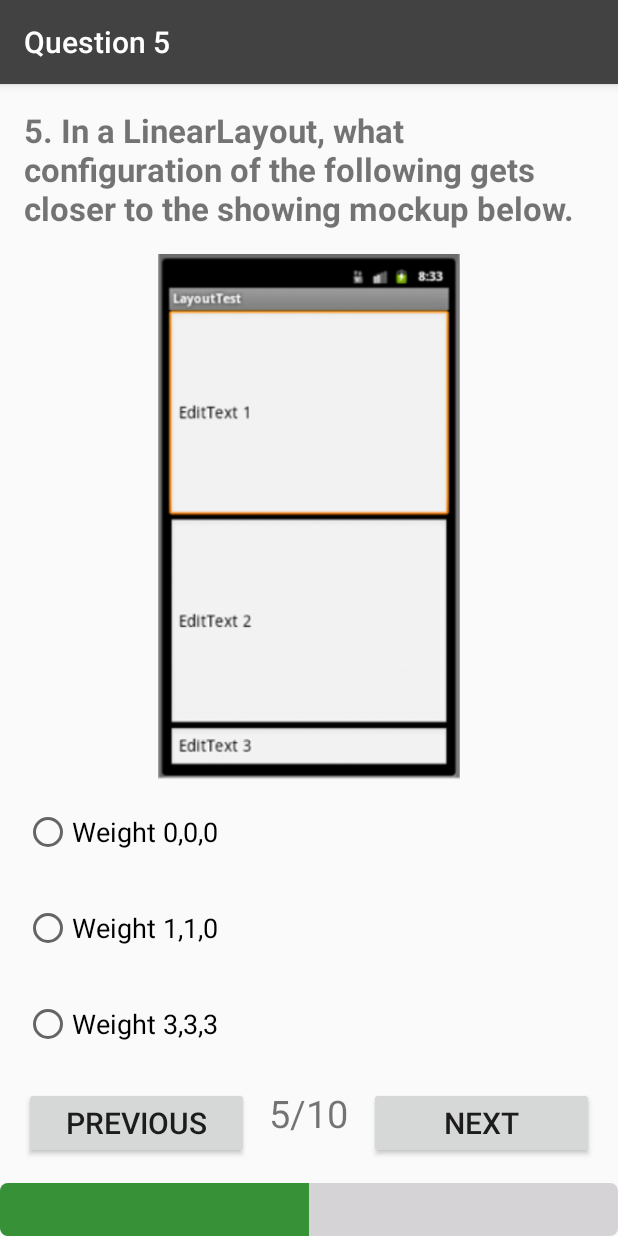
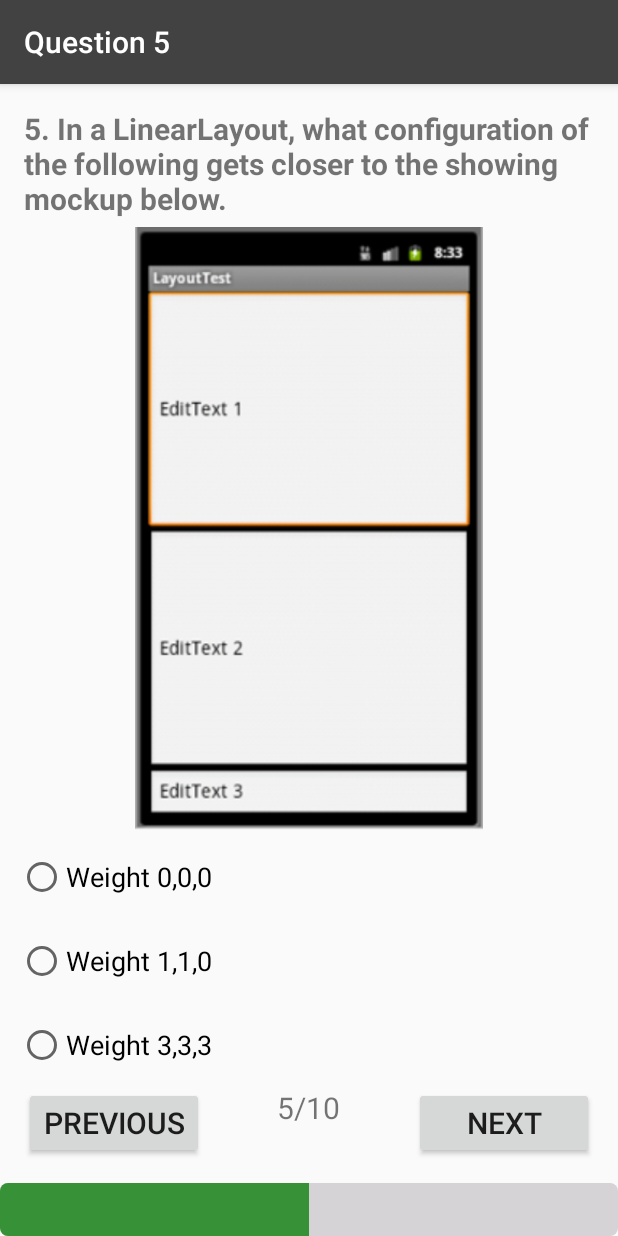
Before and after one commit to luyanez/Project3_QuizApp, an Android app: the Quest5_Activity screen opened directly, with no data from a screen before it, on a phone screen of 412 x 824 dp. Run offline under Robolectric (Android 15) with nearby library versions, the phone set to English and light mode, and no system bars.

Commit message:
Change dimensions to fit smaller devices.

```diff
--- a/app/src/main/AndroidManifest.xml
+++ b/app/src/main/AndroidManifest.xml
@@ -50,7 +50,7 @@
             android:label="@string/question10" />
         <activity
             android:name=".EndQuizActivity"
-            android:label="End Quiz App"></activity>
+            android:label="@string/EndQuizApp"></activity>
     </application>
 
 </manifest>
--- a/app/src/main/res/layout/activity_quest10_.xml
+++ b/app/src/main/res/layout/activity_quest10_.xml
@@ -19,7 +19,7 @@
             android:layout_marginTop="@dimen/margin16dp"
             android:layout_weight="1"
             android:text="@string/question10Text"
-            android:textSize="@dimen/textSizeQuestion"
+            android:textSize="@dimen/textSizeQuestion2"
             android:textStyle="bold" />
 
         <CheckBox
@@ -98,7 +98,7 @@
             android:layout_height="wrap_content"
             android:layout_weight="0"
             android:background="@color/colorProgressTint"
-            android:text="Submit Quiz" />
+            android:text="@string/submit_quiz" />
 
 
     </LinearLayout>
--- a/app/src/main/res/layout/activity_quest1_.xml
+++ b/app/src/main/res/layout/activity_quest1_.xml
@@ -83,7 +83,6 @@
                 android:layout_width="wrap_content"
                 android:layout_height="wrap_content"
                 android:layout_centerHorizontal="true"
-                android:layout_marginTop="@dimen/marginTopButton"
                 android:text="@string/text1of10"
                 android:textSize="@dimen/textSizeAnswer" />
 
@@ -94,7 +93,6 @@
                 android:layout_alignParentRight="true"
                 android:layout_marginBottom="@dimen/marginButton"
                 android:layout_marginRight="@dimen/marginButton"
-                android:layout_marginTop="@dimen/marginTopButton"
                 android:onClick="nextQuestion"
                 android:text="@string/nextTextButton"
                 android:textSize="@dimen/textSizeButton" />
--- a/app/src/main/res/layout/activity_quest5_.xml
+++ b/app/src/main/res/layout/activity_quest5_.xml
@@ -13,18 +13,18 @@
         <TextView
             android:layout_width="match_parent"
             android:layout_height="wrap_content"
-            android:layout_marginBottom="@dimen/margin16dp"
+            android:layout_marginBottom="@dimen/margin5dp"
             android:layout_marginLeft="@dimen/margin16dp"
             android:layout_marginRight="@dimen/margin16dp"
             android:layout_marginTop="@dimen/margin16dp"
             android:layout_weight="0"
             android:text="@string/question5Text"
-            android:textSize="22sp"
+            android:textSize="@dimen/textSizeQuestion2"
             android:textStyle="bold" />
 
         <ImageView
             android:layout_width="match_parent"
-            android:layout_height="120dp"
+            android:layout_height="@dimen/heightImageQuest5"
             android:layout_weight="1"
             android:src="@drawable/layoutweight" />
 
@@ -37,7 +37,7 @@
                 android:id="@+id/radioButton1Question5"
                 android:layout_width="match_parent"
                 android:layout_height="wrap_content"
-                android:layout_margin="@dimen/margin16dp"
+                android:layout_margin="@dimen/margin12dp"
                 android:text="@string/weight_0_0_0"
                 android:textSize="@dimen/textSizeAnswer2" />
 
@@ -45,7 +45,7 @@
                 android:id="@+id/radioButton2Question5"
                 android:layout_width="match_parent"
                 android:layout_height="wrap_content"
-                android:layout_margin="@dimen/margin16dp"
+                android:layout_margin="@dimen/margin12dp"
                 android:text="@string/weight_1_1_0"
                 android:textSize="@dimen/textSizeAnswer2" />
 
@@ -53,7 +53,7 @@
                 android:id="@+id/radioButton3Question5"
                 android:layout_width="match_parent"
                 android:layout_height="wrap_content"
-                android:layout_margin="@dimen/margin16dp"
+                android:layout_margin="@dimen/margin12dp"
                 android:text="@string/weight_3_3_3"
                 android:textSize="@dimen/textSizeAnswer2" />
 
@@ -69,7 +69,6 @@
                 android:layout_height="wrap_content"
                 android:layout_marginBottom="@dimen/marginButton"
                 android:layout_marginLeft="@dimen/marginButton"
-                android:layout_marginTop="@dimen/marginTopButton2"
                 android:onClick="previousQuestion"
                 android:text="@string/previousTextButton"
                 android:textSize="@dimen/textSizeButton" />
@@ -78,7 +77,6 @@
                 android:layout_width="wrap_content"
                 android:layout_height="wrap_content"
                 android:layout_centerHorizontal="true"
-                android:layout_marginTop="@dimen/marginTopButton2"
                 android:text="@string/text5of10"
                 android:textSize="@dimen/textSizeAnswer" />
 
@@ -88,7 +86,6 @@
                 android:layout_alignParentRight="true"
                 android:layout_marginBottom="@dimen/marginButton"
                 android:layout_marginRight="@dimen/marginButton"
-                android:layout_marginTop="@dimen/marginTopButton2"
                 android:onClick="nextQuestion"
                 android:text="@string/nextTextButton"
                 android:textSize="@dimen/textSizeButton" />
--- a/app/src/main/res/layout/activity_quest6_.xml
+++ b/app/src/main/res/layout/activity_quest6_.xml
@@ -72,7 +72,6 @@
                 android:layout_height="wrap_content"
                 android:layout_marginBottom="@dimen/marginButton"
                 android:layout_marginLeft="@dimen/marginButton"
-                android:layout_marginTop="@dimen/marginTopButton"
                 android:onClick="previousQuestion"
                 android:text="@string/previousTextButton"
                 android:textSize="@dimen/textSizeButton" />
@@ -81,7 +80,6 @@
                 android:layout_width="wrap_content"
                 android:layout_height="wrap_content"
                 android:layout_centerHorizontal="true"
-                android:layout_marginTop="@dimen/marginTopButton"
                 android:text="@string/text6of10"
                 android:textSize="@dimen/textSizeAnswer" />
 
@@ -91,7 +89,6 @@
                 android:layout_alignParentRight="true"
                 android:layout_marginBottom="@dimen/marginButton"
                 android:layout_marginRight="@dimen/marginButton"
-                android:layout_marginTop="@dimen/marginTopButton"
                 android:onClick="nextQuestion"
                 android:text="@string/nextTextButton"
                 android:textSize="@dimen/textSizeButton" />
--- a/app/src/main/res/layout/activity_quest7_.xml
+++ b/app/src/main/res/layout/activity_quest7_.xml
@@ -71,7 +71,6 @@
                 android:layout_height="wrap_content"
                 android:layout_marginBottom="@dimen/marginButton"
                 android:layout_marginLeft="@dimen/marginButton"
-                android:layout_marginTop="@dimen/marginTopButton"
                 android:onClick="previousQuestion"
                 android:text="@string/previousTextButton"
                 android:textSize="@dimen/textSizeButton" />
@@ -80,7 +79,6 @@
                 android:layout_width="wrap_content"
                 android:layout_height="wrap_content"
                 android:layout_centerHorizontal="true"
-                android:layout_marginTop="@dimen/marginTopButton"
                 android:text="@string/text7of10"
                 android:textSize="@dimen/textSizeAnswer" />
 
@@ -90,7 +88,6 @@
                 android:layout_alignParentRight="true"
                 android:layout_marginBottom="@dimen/marginButton"
                 android:layout_marginRight="@dimen/marginButton"
-                android:layout_marginTop="@dimen/marginTopButton"
                 android:onClick="nextQuestion"
                 android:text="@string/nextTextButton"
                 android:textSize="@dimen/textSizeButton" />
--- a/app/src/main/res/layout/activity_quest8_.xml
+++ b/app/src/main/res/layout/activity_quest8_.xml
@@ -71,7 +71,6 @@
                 android:layout_height="wrap_content"
                 android:layout_marginBottom="@dimen/marginButton"
                 android:layout_marginLeft="@dimen/marginButton"
-                android:layout_marginTop="@dimen/marginTopButton"
                 android:onClick="previousQuestion"
                 android:text="@string/previousTextButton"
                 android:textSize="@dimen/textSizeButton" />
@@ -80,7 +79,6 @@
                 android:layout_width="wrap_content"
                 android:layout_height="wrap_content"
                 android:layout_centerHorizontal="true"
-                android:layout_marginTop="@dimen/marginTopButton"
                 android:text="@string/text8of10"
                 android:textSize="@dimen/textSizeAnswer" />
 
@@ -90,7 +88,6 @@
                 android:layout_alignParentRight="true"
                 android:layout_marginBottom="@dimen/marginButton"
                 android:layout_marginRight="@dimen/marginButton"
-                android:layout_marginTop="@dimen/marginTopButton"
                 android:onClick="nextQuestion"
                 android:text="@string/nextTextButton"
                 android:textSize="@dimen/textSizeButton" />
--- a/app/src/main/res/values/dimens.xml
+++ b/app/src/main/res/values/dimens.xml
@@ -2,9 +2,9 @@
 <resources>
     <dimen name="heightProgressBar">35dp</dimen>
     <dimen name="margin16dp">16dp</dimen>
-    <dimen name="textSizeAnswer">25sp</dimen>
+    <dimen name="textSizeAnswer">20sp</dimen>
     <dimen name="textSizeAnswer2">18sp</dimen>
-    <dimen name="textSizeQuestion">30sp</dimen>
+    <dimen name="textSizeQuestion">25sp</dimen>
     <!-- Height of each list item -->
     <dimen name="list_item_height">55dp</dimen>
     <!-- Default screen margins, per the Android Design guidelines. -->
@@ -14,10 +14,19 @@
     <dimen name="paddingCheckBox">5dp</dimen>
     <dimen name="marginTopButton">80dp</dimen>
     <dimen name="marginButton">16dp</dimen>
-    <dimen name="widthButton">150dp</dimen>
+    <dimen name="widthButton">120dp</dimen>
     <dimen name="textSizeButton">20sp</dimen>
-    <dimen name="textSizeQuestion2">23sp</dimen>
+    <dimen name="textSizeQuestion2">20sp</dimen>
     <dimen name="answerQuestion2TextSize">20sp</dimen>
     <dimen name="topMarginQuestionXofN">10dp</dimen>
     <dimen name="marginTopButton2">10dp</dimen>
+    <dimen name="mainTextSize">25sp</dimen>
+    <dimen name="marginLeftMainTitle">10dp</dimen>
+    <dimen name="marginSizeQuizApp">5dp</dimen>
+    <dimen name="heightImageMain">200dp</dimen>
+    <dimen name="marginImageMain">10dp</dimen>
+    <dimen name="heightUdacityMain">60dp</dimen>
+    <dimen name="margin12dp">12dp</dimen>
+    <dimen name="heightImageQuest5">120dp</dimen>
+    <dimen name="margin5dp">5dp</dimen>
 </resources>
--- a/app/src/main/res/values/strings.xml
+++ b/app/src/main/res/values/strings.xml
@@ -97,5 +97,7 @@
     <string name="weight_0_0_0">Weight 0,0,0</string>
     <string name="weight_1_1_0">Weight 1,1,0</string>
     <string name="weight_3_3_3">Weight 3,3,3</string>
+    <string name="EndQuizApp">End Quiz App</string>
+    <string name="submit_quiz">Submit Quiz</string>
 
 </resources>
```
Also changed, not shown: app/src/main/res/layout/activity_main.xml (+10 -10 lines), app/src/main/res/layout/activity_quest3_.xml (+4 -8 lines), app/src/main/res/layout/activity_quest4_.xml (+4 -8 lines), app/src/main/res/layout/activity_quest9_.xml (+4 -7 lines).
